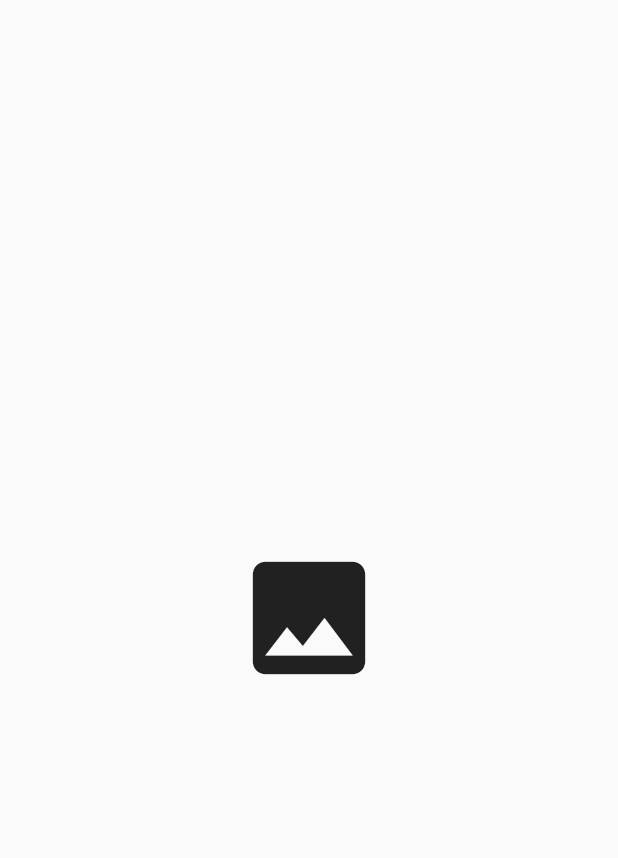
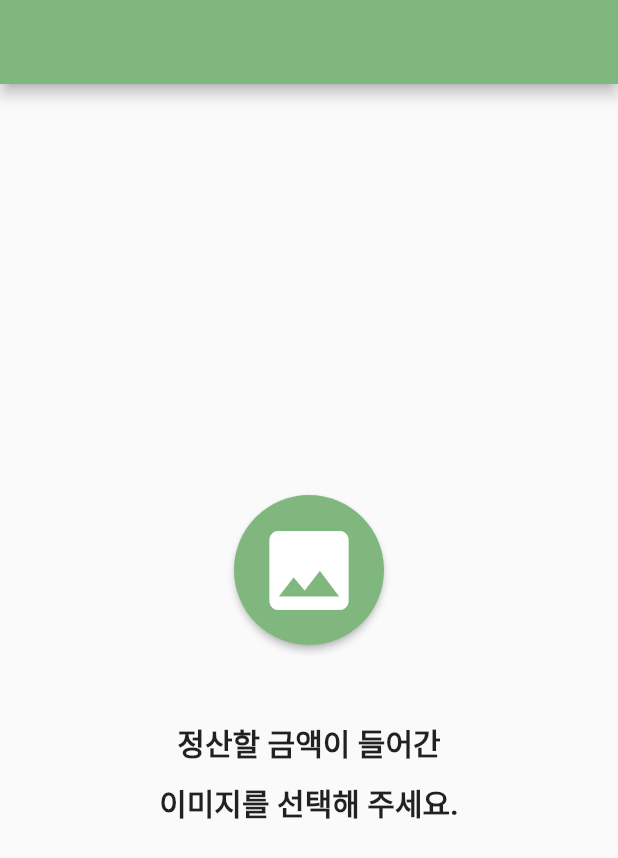
Before and after one commit to EASYhz/JeongSanHaeYOP, a Flutter app: the screen it shows after launch, on a phone screen of 412 x 824 dp. Shown: the top 858 px of the screen. Run offline on Flutter 3.47's test engine with Material 2 defaults, Android fonts, the phone set to English and light mode, and no system bars.

Commit message:
MainPage: Design v1

```diff
--- a/lib/mainPage.dart
+++ b/lib/mainPage.dart
@@ -13,14 +13,44 @@ class _MainPageState extends State<MainPage> {
   Widget build(BuildContext context) {
     return MaterialApp(
       home: Scaffold(
+        appBar: AppBar(
+          backgroundColor: Color(0xff7FB77E),
+        ),
         body: Center(
-          child: SizedBox(
-            height: 150,
-            width: 150,
-            child: IconButton(
-              icon: const Icon(Icons.image, size: 100,),
-              onPressed: () {  },
-            ),
+          child: Column(
+            mainAxisAlignment: MainAxisAlignment.center,
+            children: <Widget> [
+              SizedBox(
+                  height: 100,
+                  width: 100,
+                  child: RawMaterialButton(
+                    onPressed: () {},
+                    elevation: 2.0,
+                    fillColor: Color(0xff7FB77E),
+                    child: Icon(
+                      Icons.image,
+                      size: 70,
+                      color: Colors.white,
+                    ),
+                    padding: EdgeInsets.all(15.0),
+                    shape: CircleBorder(),
+                  )
+              ),
+              Container(
+                  margin: EdgeInsets.fromLTRB(0, 50, 0, 0),
+                  child: Column(
+                    children: <Widget> [
+                      Container(
+                        margin: EdgeInsets.fromLTRB(0, 0, 0, 10),
+                        child: Text("정산할 금액이 들어간",
+                          style: TextStyle(fontWeight: FontWeight.bold, fontSize: 20)),
+                      ),
+                      Text("이미지를 선택해 주세요.",
+                          style: TextStyle(fontWeight: FontWeight.bold, fontSize: 20)),
+                    ]
+                )
+              )
+            ]
           ),
         ),
       ),
```
